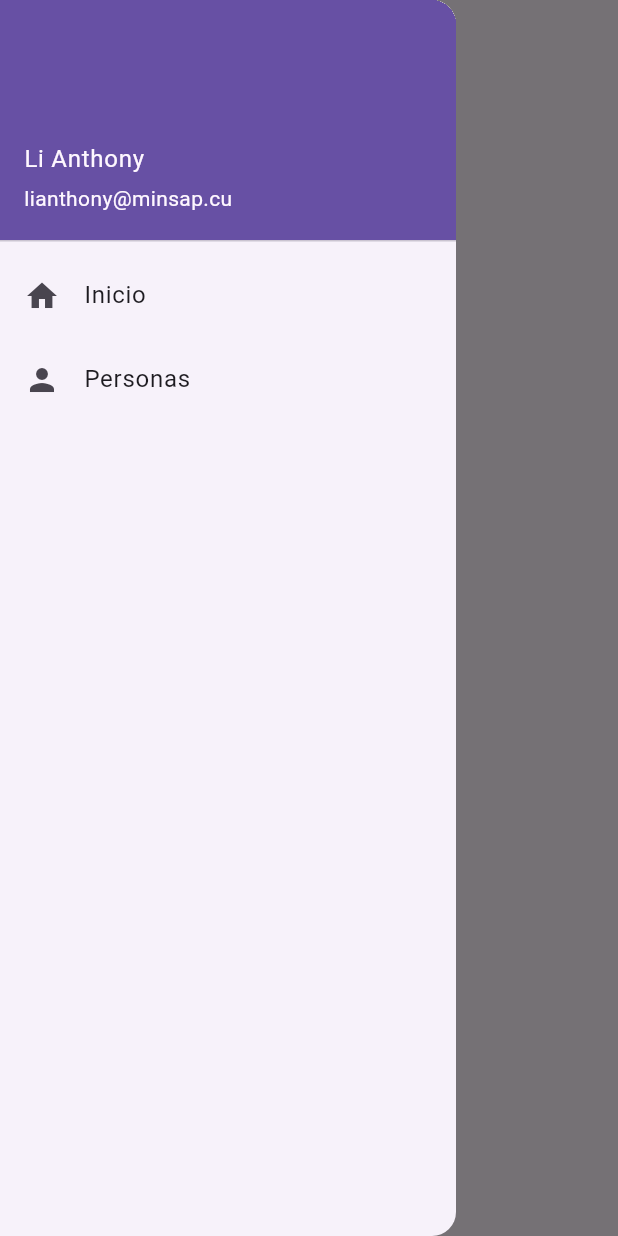
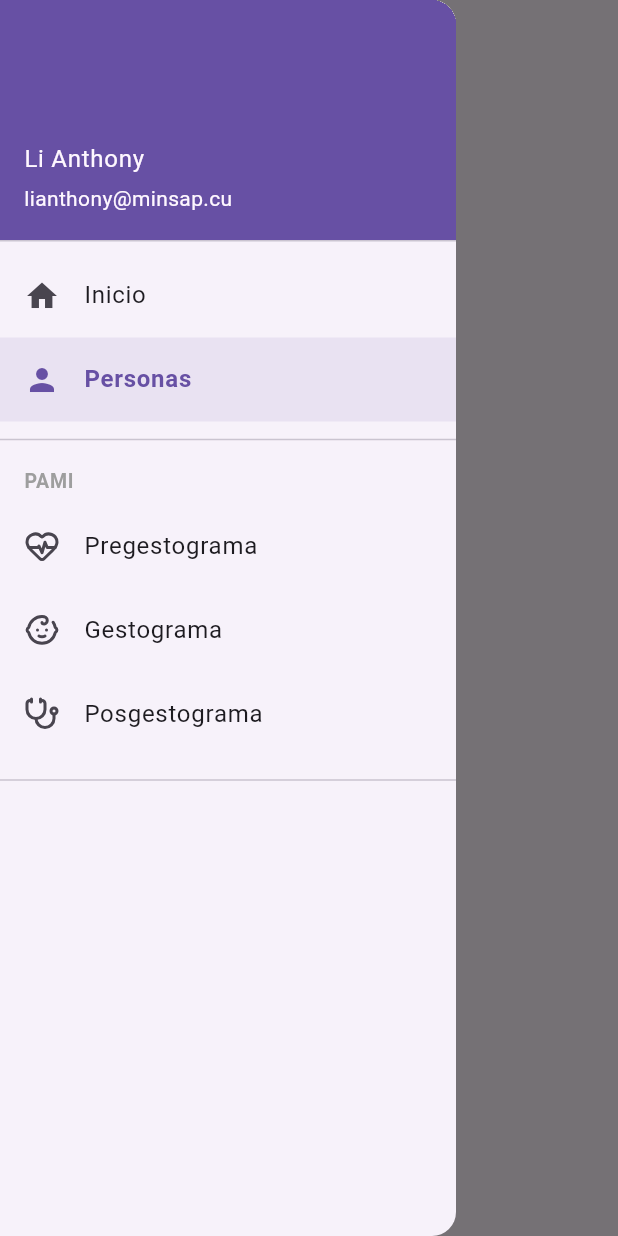
Before and after one commit to lianthonygg/Pami-App, a Flutter app: the PersonasView screen opened by its route, with the side drawer open, on a phone screen of 412 x 824 dp. Run offline on Flutter 3.47's test engine with Material 3 defaults, Android fonts, the phone set to English and light mode, and no system bars; our stand-ins replace dio, flutter_riverpod, go_router, lucide_icons, motion_toast.

Commit message:
feat(project): update design drawer and added new views

```diff
--- a/lib/core/widgets/dynamic_drawer.dart
+++ b/lib/core/widgets/dynamic_drawer.dart
@@ -9,6 +9,27 @@ class DynamicDrawer extends ConsumerWidget {
 
   @override
   Widget build(BuildContext context, WidgetRef ref) {
+    final currentPath = GoRouterState.of(context).uri.toString();
+    final grouped = <String, List<Map<String, dynamic>>>{};
+    final ungrouped = <Map<String, dynamic>>[];
+
+    for (final route in accesibleRoutes) {
+      final section = route['section'];
+      if (section == null) {
+        ungrouped.add(route);
+      } else {
+        grouped.putIfAbsent(section, () => []).add(route);
+      }
+    }
+
+    final sectionOrder = <String>[];
+    for (final route in accesibleRoutes) {
+      final section = route['section'];
+      if (section != null && !sectionOrder.contains(section)) {
+        sectionOrder.add(section);
+      }
+    }
+
     return Drawer(
       child: ListView(
         padding: EdgeInsets.zero,
@@ -18,16 +39,73 @@ class DynamicDrawer extends ConsumerWidget {
             accountEmail: Text("lianthony@minsap.cu"),
           ),
           for (final route in accesibleRoutes)
-            ListTile(
-              leading: Icon(route['icon']),
-              title: Text(route['title']),
-              onTap: () {
-                Navigator.pop(context);
-                context.go(route['path']);
-              },
+            if (route['section'] == null)
+              _DrawerItem(
+                route: route,
+                currentPath: currentPath,
+                context: context,
+              ),
+          for (final section in sectionOrder) ...[
+            const Divider(thickness: 1, height: 24),
+            Padding(
+              padding: const EdgeInsets.symmetric(horizontal: 16, vertical: 6),
+              child: Text(
+                section,
+                style: const TextStyle(
+                  fontWeight: FontWeight.bold,
+                  color: Colors.grey,
+                  fontSize: 13,
+                  letterSpacing: 0.5,
+                ),
+              ),
             ),
+            for (final item in grouped[section]!)
+              _DrawerItem(
+                route: item,
+                currentPath: currentPath,
+                context: context,
+              ),
+          ],
+          const Divider(thickness: 1, height: 32),
         ],
       ),
     );
   }
 }
+
+class _DrawerItem extends StatelessWidget {
+  final Map<String, dynamic> route;
+  final String currentPath;
+  final BuildContext context;
+
+  const _DrawerItem({
+    required this.route,
+    required this.currentPath,
+    required this.context,
+  });
+
+  @override
+  Widget build(BuildContext context) {
+    final isSelected = currentPath == route['path'];
+
+    return ListTile(
+      leading: Icon(
+        route['icon'],
+        color: isSelected ? Theme.of(context).colorScheme.primary : null,
+      ),
+      title: Text(
+        route['title'],
+        style: TextStyle(
+          color: isSelected ? Theme.of(context).colorScheme.primary : null,
+          fontWeight: isSelected ? FontWeight.bold : FontWeight.normal,
+        ),
+      ),
+      selected: isSelected,
+      selectedTileColor: Theme.of(context).colorScheme.primary.withAlpha(25),
+      onTap: () {
+        Navigator.pop(context);
+        if (!isSelected) context.go(route['path']);
+      },
+    );
+  }
+}
--- a/lib/features/personas/presentation/views/personas_view.dart
+++ b/lib/features/personas/presentation/views/personas_view.dart
@@ -1,14 +1,14 @@
 import 'package:flutter/material.dart';
 import 'package:flutter_riverpod/flutter_riverpod.dart';
 import 'package:pami_app/core/widgets/dynamic_drawer.dart';
-import 'package:pami_app/features/personas/presentation/viewmodels/personas_viewmodel.dart';
+//import 'package:pami_app/features/personas/presentation/viewmodels/personas_viewmodel.dart';
 
 class PersonasView extends ConsumerWidget {
   const PersonasView({super.key});
 
   @override
   Widget build(BuildContext context, WidgetRef ref) {
-    final state = ref.watch(personasViewModelProvider);
+    //final state = ref.watch(personasViewModelProvider);
 
     return Scaffold(
       appBar: AppBar(title: Text("MINSAP App")),
--- a/lib/routing/router.dart
+++ b/lib/routing/router.dart
@@ -1,7 +1,10 @@
 import 'package:go_router/go_router.dart';
 import 'package:pami_app/features/auth/presentation/views/login_view.dart';
+import 'package:pami_app/features/gestograma/presentation/views/gestograma_view.dart';
 import 'package:pami_app/features/home/presentation/views/home_view.dart';
 import 'package:pami_app/features/personas/presentation/views/personas_view.dart';
+import 'package:pami_app/features/posgestograma/presentation/views/posgestograma_view.dart';
+import 'package:pami_app/features/pregestograma/presentation/views/pregestograma_view.dart';
 import 'package:pami_app/routing/routes.dart';
 
 GoRouter router() => GoRouter(
@@ -25,5 +28,23 @@ GoRouter router() => GoRouter(
         return LoginView();
       },
     ),
+    GoRoute(
+      path: Routes.pregestograma,
+      builder: (context, state) {
+        return PregestogramaView();
+      },
+    ),
+    GoRoute(
+      path: Routes.gestograma,
+      builder: (context, state) {
+        return GestogramaView();
+      },
+    ),
+    GoRoute(
+      path: Routes.posgestograma,
+      builder: (context, state) {
+        return PosgestogramaView();
+      },
+    ),
   ],
 );
--- a/lib/routing/routes.dart
+++ b/lib/routing/routes.dart
@@ -1,8 +1,12 @@
 import 'package:flutter/material.dart';
+import 'package:lucide_icons/lucide_icons.dart';
 
 abstract final class Routes {
   static const home = "/";
   static const personas = "/personas";
+  static const pregestograma = "/pregestograma";
+  static const gestograma = "/gestograma";
+  static const posgestograma = "/posgestograma";
   static const login = "/login";
 }
 
@@ -16,5 +20,23 @@ final availableRoutes = {
 };
 final List<Map<String, dynamic>> accesibleRoutes = [
   {'title': 'Inicio', 'icon': Icons.home, 'path': Routes.home},
+  {
+    'title': 'Pregestograma',
+    'icon': LucideIcons.heartPulse,
+    'path': Routes.pregestograma,
+    'section': "PAMI",
+  },
+  {
+    'title': 'Gestograma',
+    'icon': LucideIcons.baby,
+    'path': Routes.gestograma,
+    'section': "PAMI",
+  },
+  {
+    'title': 'Posgestograma',
+    'icon': LucideIcons.stethoscope,
+    'path': Routes.posgestograma,
+    'section': "PAMI",
+  },
   {'title': 'Personas', 'icon': Icons.person, 'path': Routes.personas},
 ];
--- a/pubspec.yaml
+++ b/pubspec.yaml
@@ -37,6 +37,7 @@ dependencies:
   flutter_riverpod: ^2.6.1
   path: ^1.9.1
   motion_toast: ^2.14.0
+  lucide_icons: ^0.257.0
 
   # The following adds the Cupertino Icons font to your application.
   # Use with the CupertinoIcons class for iOS style icons.
```
Also changed, not shown: lib/features/auth/presentation/views/login_view.dart (+7 -0 lines), lib/features/gestograma/presentation/views/gestograma_view.dart (added, +15 -0 lines), lib/features/posgestograma/presentation/views/posgestograma_view.dart (added, +15 -0 lines), lib/features/pregestograma/presentation/views/pregestograma_view.dart (added, +15 -0 lines), pubspec.lock.
